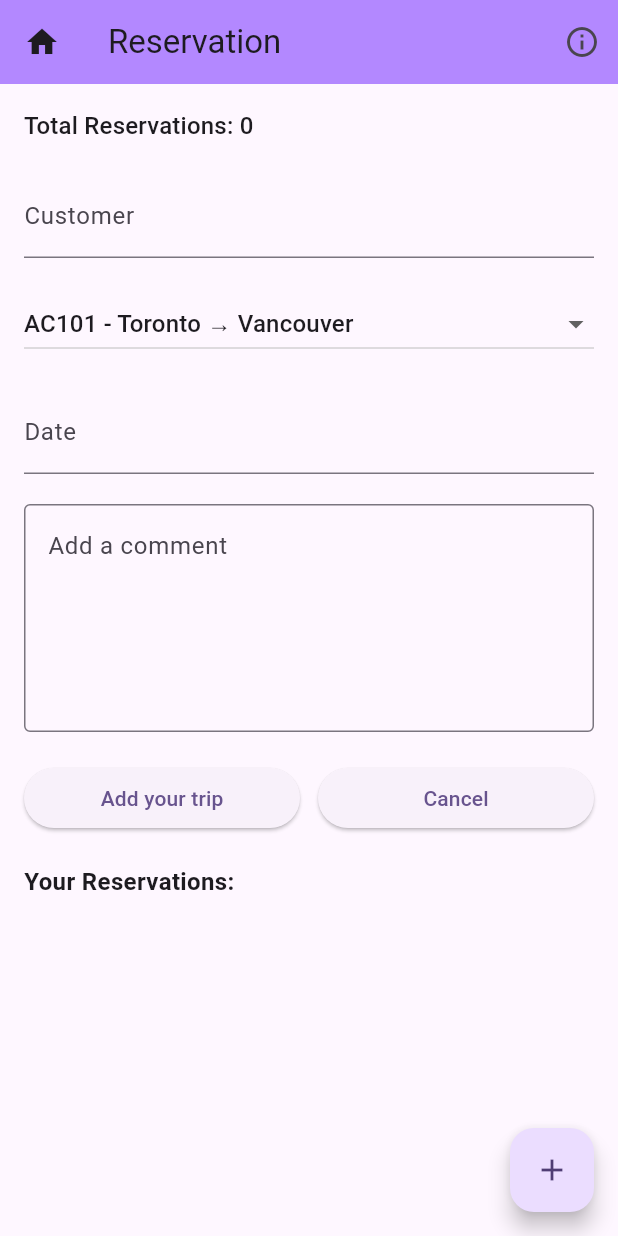
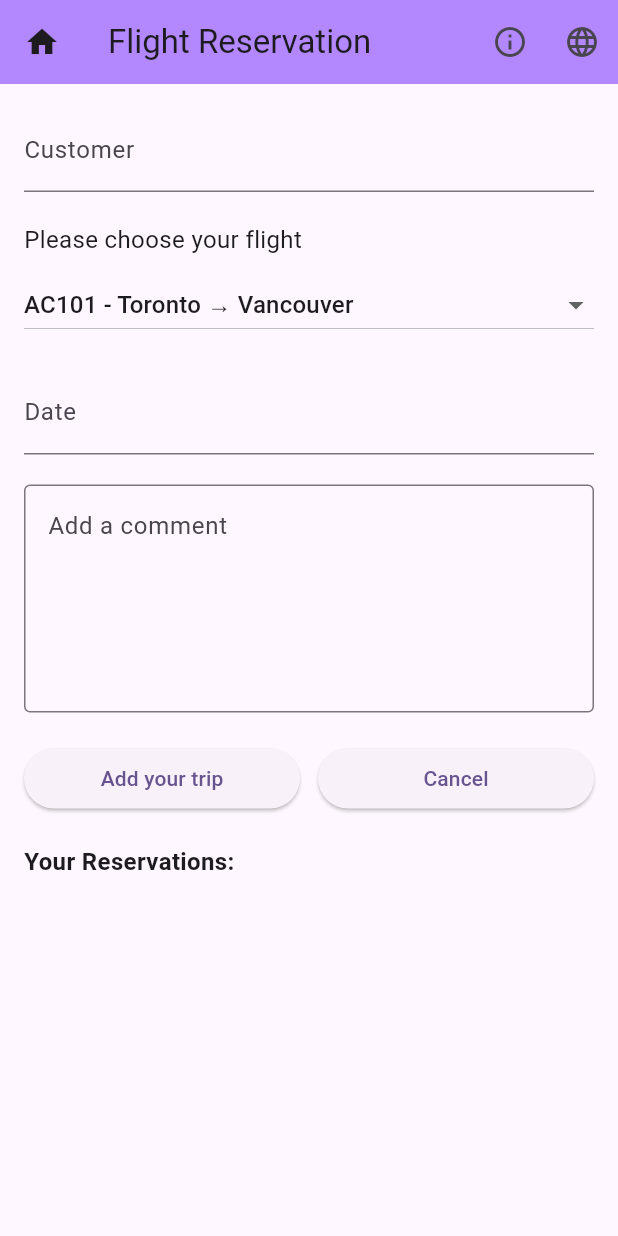
Before and after one commit to JinmingShi1/cst2335_final_project, a Flutter app: the screen it shows after launch, after a tap on "Reservation", on a phone screen of 412 x 824 dp. Run offline on Flutter 3.47's test engine with Material 3 defaults, Android fonts, the phone set to English and light mode, and no system bars; our stand-ins replace floor, flutter_secure_storage, sqflite; missing offline and left inert: encrypted_shared_preferences; accounts and stored records are empty; generated files the repository leaves out were written again.

Commit message:
Finished reservation page language translate

```diff
--- a/lib/Entities/reservation_entity.dart
+++ b/lib/Entities/reservation_entity.dart
@@ -1,6 +1,6 @@
 import 'package:floor/floor.dart';
 
-@entity
+@Entity(tableName: 'Reservation')
 class Reservation {
   @PrimaryKey(autoGenerate: true)
   final int? id;
--- a/lib/dao/ReservationDao.dart
+++ b/lib/dao/ReservationDao.dart
@@ -9,8 +9,8 @@ abstract class ReservationDao {
   @insert
   Future<int> insertReservation(Reservation reservation);
 
-  @Query('DELETE FROM Reservation WHERE id = :id')
-  Future<void> deleteReservationById(int id);
+  @delete
+  Future<void> deleteReservation(Reservation reservation);
 
   @Query('DELETE FROM Reservation')
   Future<void> deleteAll();
--- a/lib/database/reservation_database.dart
+++ b/lib/database/reservation_database.dart
@@ -7,7 +7,7 @@ import '../dao/ReservationDao.dart';
 
 part 'reservation_database.g.dart'; // generated code
 
-@Database(version: 1, entities: [Reservation])
+@Database(version: 2, entities: [Reservation])
 abstract class ReservationDatabase extends FloorDatabase {
   ReservationDao get reservationDao;
 }
--- a/lib/pages/reservation_page.dart
+++ b/lib/pages/reservation_page.dart
@@ -1,35 +1,32 @@
-import 'package:floor/floor.dart';
 import 'package:flutter/material.dart';
 import 'package:encrypted_shared_preferences/encrypted_shared_preferences.dart';
-
 import '../dao/ReservationDao.dart';
 import '../Entities/reservation_entity.dart';
-import '../database/reservation_database.dart';
+import '../localization/AppLocalizations.dart';
+import 'package:cst2335_final_project/main.dart';
 
 
-class ReservationPage extends StatelessWidget {
-  final ReservationDao dao;
-
-  const ReservationPage({super.key, required this.dao});
-
-  @override
-  Widget build(BuildContext context) {
-    return MaterialApp(
-      title: 'Reservation List',
-      debugShowCheckedModeBanner: false,
-      theme: ThemeData(
-        colorScheme: ColorScheme.fromSeed(seedColor: Colors.deepPurple),
+void showHelpDialog(BuildContext context) {
+  final t = AppLocalizations.of(context)!;
+  showDialog(
+    context: context,
+    builder: (context) => AlertDialog(
+      title: Text(t.translate('helpTitle')),
+      content: Text(t.translate('helpText')),
+      actions: [
+        TextButton(
+          onPressed: () => Navigator.pop(context),
+          child: Text(t.translate('ok')),
         ),
-      home: ReservationListPage(title: 'Reservation', dao: dao),
+      ],
+    ),
   );
-  }
 }
 
 class Flight {
   final String flightNumber;
   final String departureCity;
   final String arrivalCity;
-
   Flight({
     required this.flightNumber,
     required this.departureCity,
@@ -37,12 +34,23 @@ class Flight {
   });
 }
 
+class ReservationPage extends StatelessWidget {
+  final ReservationDao dao;
+  const ReservationPage({super.key, required this.dao});
+
+  @override
+  Widget build(BuildContext context) {
+    return ReservationListPage(
+      title: AppLocalizations.of(context)!.translate('reservationTitle'),
+      dao: dao,
+    );
+  }
+}
+
 class ReservationListPage extends StatefulWidget {
-
   final String title;
   final ReservationDao dao;
-
-  const  ReservationListPage({
+  const ReservationListPage({
     super.key,
     required this.title,
     required this.dao,
@@ -55,18 +63,18 @@ class ReservationListPage extends StatefulWidget {
 class _ReservationListPageState extends State<ReservationListPage> {
   late ReservationDao dao;
   List<Reservation> reservations = [];
-
   final customerController = TextEditingController();
   final dateController = TextEditingController();
   final commentController = TextEditingController();
   final EncryptedSharedPreferences _prefs = EncryptedSharedPreferences();
-
 
   Flight? selectedFlight;
   final List<Flight> availableFlights = [
     Flight(flightNumber: 'AC101', departureCity: 'Toronto', arrivalCity: 'Vancouver'),
     Flight(flightNumber: 'AC202', departureCity: 'Montreal', arrivalCity: 'Calgary'),
   ];
+
+  Reservation? selectedReservation;
 
   String _twoDigits(int n) => n.toString().padLeft(2, '0');
 
@@ -83,6 +91,11 @@ class _ReservationListPageState extends State<ReservationListPage> {
     final items = await dao.getAllReservations();
     setState(() {
       reservations = items;
+      //  selectedReservation
+      if (selectedReservation != null &&
+          !reservations.any((r) => r.id == selectedReservation!.id)) {
+        selectedReservation = null;
+      }
     });
   }
 
@@ -92,27 +105,17 @@ class _ReservationListPageState extends State<ReservationListPage> {
     commentController.text = await _prefs.getString('comment') ?? '';
   }
 
-  void _saveReservation() async {
-    await _prefs.setString('customer', customerController.text);
-    await _prefs.setString('date', dateController.text);
-    await _prefs.setString('comment', commentController.text);
-
-    ScaffoldMessenger.of(context).showSnackBar(
-      const SnackBar(content: Text('Reservation added')),
-    );
-  }
-
   void _cancelReservation() {
     customerController.clear();
     dateController.clear();
     commentController.clear();
-
     ScaffoldMessenger.of(context).showSnackBar(
-      const SnackBar(content: Text('Inputs cleared')),
+      SnackBar(content: Text(AppLocalizations.of(context)!.translate('inputsCleared'))),
     );
   }
 
   void _addReservation() async {
+    final t = AppLocalizations.of(context)!;
     final customer = customerController.text.trim();
     final flight = selectedFlight?.flightNumber ?? '';
     final date = dateController.text.trim();
@@ -120,7 +123,7 @@ class _ReservationListPageState extends State<ReservationListPage> {
 
     if (customer.isEmpty || flight.isEmpty || date.isEmpty) {
       ScaffoldMessenger.of(context).showSnackBar(
-        const SnackBar(content: Text('Please fill in all required fields')),
+        SnackBar(content: Text(t.translate('pleaseFillFields'))),
       );
       return;
     }
@@ -140,30 +143,11 @@ class _ReservationListPageState extends State<ReservationListPage> {
       customerController.clear();
       dateController.clear();
       commentController.clear();
-      selectedFlight = availableFlights.first;;
+      selectedFlight = availableFlights.first;
     });
 
     ScaffoldMessenger.of(context).showSnackBar(
-      SnackBar(content: Text('Reservation added: $customer - $flight on $date')),
-    );
-  }
-
-  void _showHelpDialog() {
-    showDialog(
-      context: context,
-      builder: (context) => AlertDialog(
-        title: const Text('How to Use'),
-        content: const Text(
-            'This page lets you add and view flight reservations.\n'
-                'Fill in the fields, then tap "+" or "Add your trip".\n'
-                'Tap an item to view details, or long press to delete.'),
-        actions: [
-          TextButton(
-            onPressed: () => Navigator.pop(context),
-            child: const Text('OK'),
-          ),
-        ],
-      ),
+      SnackBar(content: Text(t.translate('added'))),
     );
   }
 
@@ -171,8 +155,25 @@ class _ReservationListPageState extends State<ReservationListPage> {
     Navigator.pop(context);
   }
 
+  //delete the record which by clicks
+  void _deleteSelectedReservation() async {
+    if (selectedReservation != null) {
+      await dao.deleteReservation(selectedReservation!);
+      setState(() {
+        reservations.removeWhere((r) => r.id == selectedReservation!.id);
+        selectedReservation = null;
+      });
+    }
+  }
+
   @override
   Widget build(BuildContext context) {
+    final t = AppLocalizations.of(context)!;
+    var size = MediaQuery.of(context).size;
+
+
+    if (size.width > size.height && size.width > 720.0) {
+
       return Scaffold(
         appBar: AppBar(
           backgroundColor: Colors.deepPurpleAccent.shade100,
@@ -184,30 +185,94 @@ class _ReservationListPageState extends State<ReservationListPage> {
           actions: [
             IconButton(
               icon: const Icon(Icons.info_outline),
-            onPressed: _showHelpDialog,
+              onPressed: () => showHelpDialog(context),
+            ),
+            PopupMenuButton<String>(
+              icon: const Icon(Icons.language),
+              onSelected: (value) {
+                Locale newLocale = (value == 'en') ? const Locale('en') : const Locale('fr');
+                MyApp.setLocale(context, newLocale);
+              },
+              itemBuilder: (context) => const [
+                PopupMenuItem(value: 'en', child: Text('English (US)')),
+                PopupMenuItem(value: 'fr', child: Text('Français (French)')),
+              ],
             ),
           ],
         ),
-      body: Padding(
+        body: Row(
+          children: [
+            Expanded(flex: 1, child: _listViewPage(t)),
+            Container(width: 2, color: Colors.deepPurpleAccent.shade100.withOpacity(0.5)),
+            Expanded(
+              flex: 2,
+              child: selectedReservation != null
+                  ? _detailsPage(context, t)
+                  : Center(child: Text(t.translate('selectReservation'))),
+            ),
+          ],
+        ),
+      );
+    } else {
+
+      return Scaffold(
+        appBar: AppBar(
+          backgroundColor: Colors.deepPurpleAccent.shade100,
+          leading: IconButton(
+            icon: const Icon(Icons.home),
+            onPressed: _goBackToHome,
+          ),
+          title: Text(widget.title),
+          actions: [
+            IconButton(
+              icon: const Icon(Icons.info_outline),
+              onPressed: () => showHelpDialog(context),
+            ),
+            PopupMenuButton<String>(
+              icon: const Icon(Icons.language),
+              onSelected: (value) {
+                Locale newLocale = (value == 'en') ? const Locale('en') : const Locale('fr');
+                MyApp.setLocale(context, newLocale);
+              },
+              itemBuilder: (context) => const [
+                PopupMenuItem(value: 'en', child: Text('English (US)')),
+                PopupMenuItem(value: 'fr', child: Text('Français (French)')),
+              ],
+            ),
+          ],
+        ),
+        body: selectedReservation == null
+            ? _listViewPage(t)
+            : _detailsPage(context, t),
+      );
+    }
+  }
+
+
+  Widget _listViewPage(AppLocalizations t) {
+    return Padding(
       padding: const EdgeInsets.all(16.0),
+      child: SingleChildScrollView(
         child: Column(
           crossAxisAlignment: CrossAxisAlignment.start,
           children: [
-            Text(
-              'Total Reservations: ${reservations.length}',
-              style: Theme.of(context).textTheme.titleMedium,
-            ),
-            const SizedBox(height: 20),
 
             SizedBox(
               width: 400,
               child: TextField(
                 controller: customerController,
-                decoration: const InputDecoration(labelText: 'Customer'),
+                decoration: InputDecoration(labelText: t.translate('customer')),
               ),
             ),
             const SizedBox(height: 20),
-
+            SizedBox(
+              width: 400,
+              child: Text(
+                t.translate('chooseFlight'),
+                style: const TextStyle(fontSize: 16),
+              ),
+            ),
+            const SizedBox(height: 8),
             SizedBox(
               width: 400,
               child: DropdownButton<Flight>(
@@ -228,12 +293,11 @@ class _ReservationListPageState extends State<ReservationListPage> {
               ),
             ),
             const SizedBox(height: 20),
-
             SizedBox(
               width: 400,
               child: TextField(
                 controller: dateController,
-                decoration: const InputDecoration(labelText: 'Date'),
+                decoration: InputDecoration(labelText: t.translate('date')),
                 readOnly: true,
                 onTap: () async {
                   DateTime? pickDate = await showDatePicker(
@@ -253,7 +317,6 @@ class _ReservationListPageState extends State<ReservationListPage> {
               ),
             ),
             const SizedBox(height: 20),
-
             SizedBox(
               width: 400,
               child: Column(
@@ -261,9 +324,9 @@ class _ReservationListPageState extends State<ReservationListPage> {
                 children: [
                   TextField(
                     controller: commentController,
-                    decoration: const InputDecoration(
-                      labelText: 'Add a comment',
-                      border: OutlineInputBorder(),
+                    decoration: InputDecoration(
+                      labelText: t.translate('comment'),
+                      border: const OutlineInputBorder(),
                       alignLabelWithHint: true,
                     ),
                     keyboardType: TextInputType.multiline,
@@ -275,15 +338,15 @@ class _ReservationListPageState extends State<ReservationListPage> {
                     children: [
                       Expanded(
                         child: ElevatedButton(
-                          onPressed: _saveReservation,
-                          child: const Text('Add your trip'),
+                          onPressed: _addReservation,
+                          child: Text(t.translate('addReservation')),
                         ),
                       ),
                       const SizedBox(width: 12),
                       Expanded(
                         child: ElevatedButton(
                           onPressed: _cancelReservation,
-                          child: const Text('Cancel'),
+                          child: Text(t.translate('cancel')),
                         ),
                       ),
                     ],
@@ -291,23 +354,34 @@ class _ReservationListPageState extends State<ReservationListPage> {
                 ],
               ),
             ),
-
             const SizedBox(height: 20),
-            const Text(
-              'Your Reservations:',
-              style: TextStyle(fontSize: 16, fontWeight: FontWeight.bold),
+            Text(
+              t.translate('yourReservations'),
+              style: const TextStyle(fontSize: 16, fontWeight: FontWeight.bold),
             ),
             const SizedBox(height: 10),
-
             SizedBox(
               height: 180,
               child: ListView.builder(
+                shrinkWrap: true,
                 itemCount: reservations.length,
                 itemBuilder: (context, index) {
                   final r = reservations[index];
-                  return Text(
+                  return GestureDetector(
+                    onTap: () {
+                      setState(() {
+                        selectedReservation = r;
+                      });
+                    },
+                    child: Row(
+                      mainAxisAlignment: MainAxisAlignment.start,
+                      children: [
+                        Text(
                           '${index + 1}: ${r.customer} - ${r.flight} - ${r.date}',
                           style: const TextStyle(fontSize: 14),
+                        ),
+                      ],
+                    ),
                   );
                 },
               ),
@@ -315,10 +389,72 @@ class _ReservationListPageState extends State<ReservationListPage> {
           ],
         ),
       ),
-      floatingActionButton: FloatingActionButton(
-        onPressed: _addReservation,
-        tooltip: 'Add Reservation',
-        child: const Icon(Icons.add),
+    );
+  }
+
+  // detailPage
+  Widget _detailsPage(BuildContext context, AppLocalizations t) {
+    if (selectedReservation == null) {
+      return Center(
+        child: Text(
+          t.translate('Check your Reservation'),
+          style: const TextStyle(fontSize: 20),
+        ),
+      );
+    }
+    final r = selectedReservation!;
+    return Padding(
+      padding: const EdgeInsets.all(24.0),
+      child: Card(
+        elevation: 2,
+        child: Container(
+          width: 420,
+          padding: const EdgeInsets.all(20.0),
+          child: Column(
+            mainAxisSize: MainAxisSize.min,
+            crossAxisAlignment: CrossAxisAlignment.start,
+            children: [
+              Text("${t.translate('customer')}: ${r.customer}", style: const TextStyle(fontSize: 20)),
+              const SizedBox(height: 10),
+              Text("${t.translate('flight')}: ${r.flight}", style: const TextStyle(fontSize: 18)),
+              const SizedBox(height: 10),
+              Text("${t.translate('date')}: ${r.date}", style: const TextStyle(fontSize: 18)),
+              const SizedBox(height: 10),
+              if ((r.comment ?? '').isNotEmpty)
+              Text(r.comment!, style: const TextStyle(fontSize: 18)),
+              const SizedBox(height: 30),
+              Row(
+                children: [
+                  ElevatedButton(
+                    onPressed: () {
+                      setState(() {
+                        selectedReservation = null;
+                      });
+                    },
+                    child: Text(t.translate('ok')),
+                  ),
+                  const SizedBox(width: 16),
+                  ElevatedButton(
+                    style: ElevatedButton.styleFrom(
+                      backgroundColor: Colors.redAccent,
+                    ),
+                    onPressed: () async {
+                      await dao.deleteReservation(r);
+                      setState(() {
+                        reservations.removeWhere((rr) => rr.id == r.id);
+                        selectedReservation = null;
+                      });
+                      ScaffoldMessenger.of(context).showSnackBar(
+                        SnackBar(content: Text(t.translate('deleted'))),
+                      );
+                    },
+                    child: Text(t.translate('delete')),
+                  ),
+                ],
+              ),
+            ],
+          ),
+        ),
       ),
     );
   }
```
Also changed, not shown: assets/translations/en.json (+24 -1 lines), assets/translations/fr.json (+23 -1 lines). Lines whose indentation alone changed are shown as unchanged.
